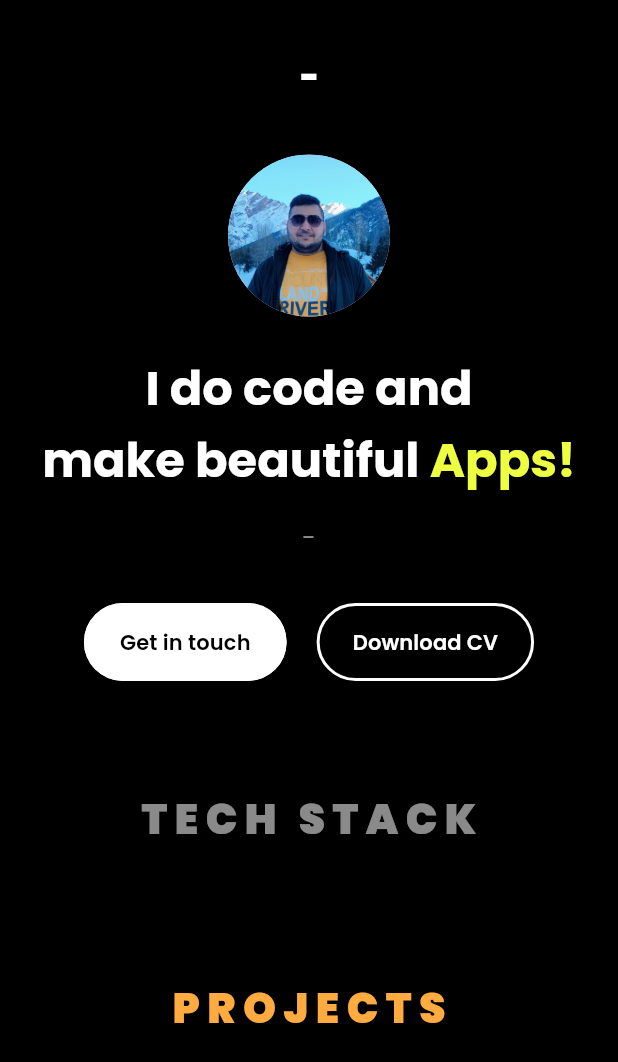
After one commit to kunalmanocha98/my-portfolio, a Flutter app: the screen it shows after launch, on a phone screen of 412 x 824 dp. The commit adds this screen. Shown: the top 1062 px of the screen. Run offline on Flutter 3.47's test engine with Material 3 defaults, Android fonts, the light colour scheme and no system bars; our stand-ins replace cloud_firestore, equatable, firebase_core, firebase_storage, flutter_bloc, google_fonts; missing offline and left inert: dart:html; accounts and stored records are empty.

Commit message:
Changes: 1. Personal Bloc 2. TechStack Bloc
these both are implemented.

```diff
--- a/lib/components/responsive_widget.dart
+++ b/lib/components/responsive_widget.dart
@@ -1,6 +1,6 @@
 import 'package:flutter/material.dart';
 
-typedef ResponsiveWidgetChild = Widget Function(BuildContext,bool);
+typedef ResponsiveWidgetChild = Widget Function(BuildContext context ,bool isMobile);
 
 class ResponsiveWidget extends StatefulWidget {
   final ResponsiveWidgetChild child;
--- a/lib/main.dart
+++ b/lib/main.dart
@@ -1,9 +1,19 @@
+import 'package:cloud_firestore/cloud_firestore.dart';
 import 'package:firebase_core/firebase_core.dart';
 import 'package:flutter/material.dart';
+import 'package:flutter_bloc/flutter_bloc.dart';
+import 'package:portfolio/modules/personal/bloc/personal_bloc.dart';
+import 'package:portfolio/modules/personal/model/personal_detail_model.dart';
+import 'package:portfolio/modules/personal/state/personal_state.dart';
+import 'package:portfolio/modules/teckStack/bloc/tech_bloc.dart';
+import 'package:portfolio/modules/teckStack/model/tech_stack_model.dart';
+import 'package:portfolio/modules/teckStack/state/tech_state.dart';
 import 'package:portfolio/utils/app_routes.dart';
 import 'package:portfolio/utils/strings.dart';
 import 'modules/home/home_page.dart';
 import 'firebase_options.dart';
+
+FirebaseFirestore fireStoreInstance = FirebaseFirestore.instance;
 
 void main() async {
   await Firebase.initializeApp(
@@ -23,7 +33,20 @@ class MyAppState extends State<MyApp> {
   // This widget is the root of your application.
   @override
   Widget build(BuildContext context) {
-    return MaterialApp(
+    return MultiBlocProvider(
+      providers: [
+        BlocProvider(
+          create: (BuildContext context) {
+            return PersonalBloc(InitialPersonalState(PersonalDetailsResponse()));
+          },
+        ),
+        BlocProvider(
+          create: (BuildContext context) {
+            return TechBloc(InitialTechState(TechStackResponse()));
+          },
+        ),
+      ],
+      child: MaterialApp(
         title: AppStrings.appName,
         debugShowCheckedModeBanner: false,
         // onGenerateRoute: _routes(),
@@ -36,6 +59,7 @@ class MyAppState extends State<MyApp> {
           colorScheme: ColorScheme.fromSeed(seedColor: Colors.black87),
           useMaterial3: true,
         ),
+      ),
     );
   }
 }
--- a/lib/modules/home/home_page.dart
+++ b/lib/modules/home/home_page.dart
@@ -1,8 +1,8 @@
 import 'package:flutter/material.dart';
 import 'package:portfolio/components/responsive_widget.dart';
-import 'package:portfolio/modules/personal/personal_widget.dart';
 import 'package:portfolio/utils/dimens.dart';
-import '../teckStack/tech_stack_widget.dart';
+import '../personal/ui/personal_widget_view.dart';
+import '../teckStack/ui/tech_stack_widget.dart';
 import '../contact/contact_page.dart';
 import '../experience/experience_widget.dart';
 import '../projects/projects_widget.dart';
@@ -24,11 +24,11 @@ class HomePage extends StatelessWidget {
                 mainAxisAlignment: MainAxisAlignment.center,
                 mainAxisSize: MainAxisSize.min,
                 children: [
-                  PersonalWidget(isMobile:isMobile),
+                  const PersonalWidgetView(),
                   SizedBox(
                     height: dimens.gapLarge,
                   ),
-                  TechStackWidget(isMobile:isMobile),
+                  const TechStackWidgetView(),
                   SizedBox(
                     height:  dimens.gapBig,
                   ),
--- /dev/null
+++ b/lib/modules/personal/bloc/personal_bloc.dart
@@ -0,0 +1,22 @@
+import 'package:flutter_bloc/flutter_bloc.dart';
+import 'package:portfolio/main.dart';
+import '../../../utils/firebase_keys.dart';
+import '../model/personal_detail_model.dart';
+import '../state/personal_state.dart';
+
+class PersonalBloc extends Cubit<PersonalState> {
+  PersonalBloc(super.initialState){
+    fetchData();
+  }
+
+  fetchData() async{
+    var data = (await fireStoreInstance
+        .collection(CollectionNames.profileCollection)
+        .doc(DocumentNames.personal)
+        .get())
+        .data();
+    emit(LoadedPersonalState(PersonalDetailsResponse.fromJson(data!)));
+  }
+
+
+}
--- /dev/null
+++ b/lib/modules/personal/state/personal_state.dart
@@ -0,0 +1,21 @@
+import 'package:equatable/equatable.dart';
+
+import '../model/personal_detail_model.dart';
+
+abstract class PersonalState extends Equatable{}
+class InitialPersonalState extends PersonalState{
+  final PersonalDetailsResponse personalDetailsResponse;
+  InitialPersonalState(this.personalDetailsResponse);
+  @override
+  List<Object?> get props => [personalDetailsResponse];
+}
+class LoadingPersonalState extends PersonalState{
+  @override
+  List<Object?> get props => [];
+}
+class LoadedPersonalState extends PersonalState{
+  final PersonalDetailsResponse personalDetailsResponse;
+  LoadedPersonalState(this.personalDetailsResponse);
+  @override
+  List<Object?> get props => [personalDetailsResponse];
+}
--- /dev/null
+++ b/lib/modules/personal/ui/personal_widget_mob.dart
@@ -0,0 +1,116 @@
+import 'package:flutter/material.dart';
+import 'package:flutter_bloc/flutter_bloc.dart';
+import 'package:portfolio/modules/getInTouch/getInTouchView.dart';
+import 'package:portfolio/modules/personal/bloc/personal_bloc.dart';
+import 'package:portfolio/modules/personal/model/personal_detail_model.dart';
+import 'package:portfolio/modules/personal/state/personal_state.dart';
+import 'package:portfolio/utils/strings.dart';
+import '../../../components/app_buttons.dart';
+import '../../../utils/app_logic.dart';
+import '../../../utils/text_styles.dart';
+
+class PersonalWidgetMob extends StatelessWidget {
+  const PersonalWidgetMob({super.key});
+
+  @override
+  Widget build(BuildContext context) {
+    return BlocBuilder<PersonalBloc, PersonalState>(builder: (context, state) {
+      if (state is InitialPersonalState) {
+        return _personalWidget(context, state.personalDetailsResponse);
+      } else if (state is LoadedPersonalState) {
+        return _personalWidget(context, state.personalDetailsResponse);
+      } else {
+        return const CircularProgressIndicator();
+      }
+    });
+  }
+
+  Widget _personalWidget(
+      BuildContext context, PersonalDetailsResponse personalData) {
+    return Column(
+      mainAxisSize: MainAxisSize.min,
+      children: [
+        Padding(
+          padding: const EdgeInsets.only(top: 24),
+          child: Text(
+            personalData.name ?? "-",
+            style: TextStylesMobile.nameStyle,
+          ),
+        ),
+        const Padding(
+            padding: EdgeInsets.only(top: 28),
+            child: CircleAvatar(
+              radius: 54,
+              backgroundImage: AssetImage("assets/images/profile_image1.jpg"),
+            )),
+        const SizedBox(
+          height: 24,
+        ),
+        SizedBox(
+          width: double.infinity,
+          child: RichText(
+            textAlign: TextAlign.center,
+            text: TextSpan(style: TextStylesMobile.headingStyle, children: [
+              const TextSpan(
+                text: AppStrings.subtitle1,
+              ),
+              const TextSpan(
+                text: AppStrings.subtitle2,
+              ),
+              TextSpan(
+                  text: AppStrings.subtitle3,
+                  style: (TextStylesMobile.headingStyle)
+                      .copyWith(color: Colors.limeAccent))
+            ]),
+          ),
+        ),
+        Container(
+          margin: const EdgeInsets.symmetric(vertical: 16, horizontal: 16),
+          child: Text(
+            personalData.description ?? "-",
+            textAlign: TextAlign.center,
+            style: TextStylesMobile.descriptionStyle,
+          ),
+        ),
+        const SizedBox(
+          height: 16,
+        ),
+        Row(
+          mainAxisSize: MainAxisSize.min,
+          children: [
+            AppButtons(
+              buttonText: AppStrings.getInTouch,
+              isMobile: true,
+              onPressed: () {
+                showDialog(
+                  context: context,
+                  builder: (BuildContext context) {
+                    return const GetInTouchView(
+                      isMobile: true,
+                    );
+                  },
+                ).then((value) {
+                  if (value != null && value) {
+                    AppLogic.showSnackBar(
+                        context, AppStrings.submittedSuccessfully);
+                  }
+                });
+              },
+            ).getFilledButton(),
+            const SizedBox(
+              width: 20,
+            ),
+            AppButtons(
+              buttonText: AppStrings.downloadCV,
+              isMobile: true,
+              onPressed: () {
+                AppLogic.viewCVPdf(personalData.cv?.cvPath ?? "",
+                    personalData.cv?.cvName ?? "");
+              },
+            ).getOutlinedButton()
+          ],
+        ),
+      ],
+    );
+  }
+}
--- /dev/null
+++ b/lib/modules/personal/ui/personal_widget_view.dart
@@ -0,0 +1,17 @@
+import 'package:flutter/material.dart';
+import 'package:portfolio/components/responsive_widget.dart';
+import 'package:portfolio/modules/personal/ui/personal_widget_mob.dart';
+import 'package:portfolio/modules/personal/ui/personal_widget_web.dart';
+
+class PersonalWidgetView extends StatelessWidget {
+  const PersonalWidgetView({super.key});
+
+  @override
+  Widget build(BuildContext context) {
+    return ResponsiveWidget(
+      child: (BuildContext context, bool isMobile) {
+        return isMobile ? const PersonalWidgetMob() : const PersonalWidgetWeb();
+      },
+    );
+  }
+}
--- /dev/null
+++ b/lib/modules/teckStack/bloc/tech_bloc.dart
@@ -0,0 +1,18 @@
+import 'package:flutter_bloc/flutter_bloc.dart';
+import 'package:portfolio/main.dart';
+import 'package:portfolio/modules/teckStack/model/tech_stack_model.dart';
+import '../../../utils/firebase_keys.dart';
+import '../state/tech_state.dart';
+
+class TechBloc extends Cubit<TechState>{
+
+  TechBloc(super.initialState){
+    fetchData();
+  }
+
+  void fetchData() async{
+    var data = (await fireStoreInstance.collection(CollectionNames.techStackCollection).doc(DocumentNames.techStack).get()).data();
+    emit(LoadedTechState(TechStackResponse.fromJson(data!)));
+  }
+
+}
--- /dev/null
+++ b/lib/modules/teckStack/state/tech_state.dart
@@ -0,0 +1,18 @@
+import 'package:equatable/equatable.dart';
+import 'package:portfolio/modules/teckStack/model/tech_stack_model.dart';
+
+abstract class TechState extends Equatable{}
+
+class InitialTechState extends TechState{
+  final TechStackResponse techStackResponse;
+  InitialTechState(this.techStackResponse);
+  @override
+  List<Object?> get props => [techStackResponse];
+}
+
+class LoadedTechState extends TechState{
+  final TechStackResponse techStackResponse;
+  LoadedTechState(this.techStackResponse);
+  @override
+  List<Object?> get props => [techStackResponse];
+}
--- /dev/null
+++ b/lib/modules/teckStack/ui/tech_stack_widget.dart
@@ -0,0 +1,17 @@
+import 'package:flutter/material.dart';
+import 'package:portfolio/components/responsive_widget.dart';
+import 'package:portfolio/modules/teckStack/ui/tech_stack_widget_mob.dart';
+import 'package:portfolio/modules/teckStack/ui/tech_stack_widget_web.dart';
+
+class TechStackWidgetView extends StatelessWidget {
+  const TechStackWidgetView({super.key});
+
+  @override
+  Widget build(BuildContext context) {
+    return ResponsiveWidget(
+      child: (BuildContext context, bool isMobile) {
+        return isMobile ? const TechStackWidgetMob() : const TechStackWidgetWeb();
+      },
+    );
+  }
+}
--- /dev/null
+++ b/lib/modules/teckStack/ui/tech_stack_widget_mob.dart
@@ -0,0 +1,54 @@
+import 'package:flutter/material.dart';
+import 'package:flutter_bloc/flutter_bloc.dart';
+import 'package:portfolio/modules/teckStack/bloc/tech_bloc.dart';
+import 'package:portfolio/modules/teckStack/state/tech_state.dart';
+import 'package:portfolio/modules/teckStack/ui/tech_stack_item_widget.dart';
+
+import '../../../components/module_title_widget.dart';
+import '../../../utils/strings.dart';
+import '../model/tech_stack_model.dart';
+
+class TechStackWidgetMob extends StatelessWidget {
+  const TechStackWidgetMob({super.key});
+
+  @override
+  Widget build(BuildContext context) {
+    return BlocBuilder<TechBloc, TechState>(
+      builder: (BuildContext context, TechState state) {
+        if (state is InitialTechState) {
+          return _techStackWidget(context, state.techStackResponse);
+        } else if (state is LoadedTechState) {
+          return _techStackWidget(context, state.techStackResponse);
+        } else {
+          return const CircularProgressIndicator();
+        }
+      },
+    );
+  }
+
+  Widget _techStackWidget(
+      BuildContext context, TechStackResponse techStackResponse) {
+    return Column(
+      mainAxisSize: MainAxisSize.min,
+      children: [
+        ModuleTitleWidget(
+            title: AppStrings.techStack,
+            isMobile: true,
+            color:techStackResponse.color??"8AFFFFFF"),
+        const SizedBox(
+          height: 36,
+        ),
+        SingleChildScrollView(
+                scrollDirection: Axis.horizontal,
+                child: Row(
+                  mainAxisSize: MainAxisSize.min,
+                  children: (techStackResponse.list??[])
+                      .map((item) => TechStackItemWidget(
+                          item: item, isMobile: true))
+                      .toList(),
+                ),
+              ),
+      ],
+    );
+  }
+}
--- a/pubspec.yaml
+++ b/pubspec.yaml
@@ -41,6 +41,8 @@ dependencies:
   cloud_firestore:
   firebase_storage:
   url_launcher: ^6.2.4
+  flutter_bloc:
+  equatable:
 
 dev_dependencies:
   flutter_test:
```
Also changed, not shown: lib/modules/personal/personal_widget.dart (deleted, +0 -130 lines), lib/modules/personal/ui/personal_widget_web.dart (added, +122 -0 lines), lib/modules/teckStack/tech_stack_widget.dart (deleted, +0 -55 lines), lib/modules/teckStack/ui/tech_stack_widget_web.dart (added, +54 -0 lines), lib/modules/teckStack/ui/tech_stack_item_widget.dart (renamed from lib/modules/teckStack/tech_stack_item_widget.dart), pubspec.lock. Lines whose indentation alone changed are shown as unchanged.
